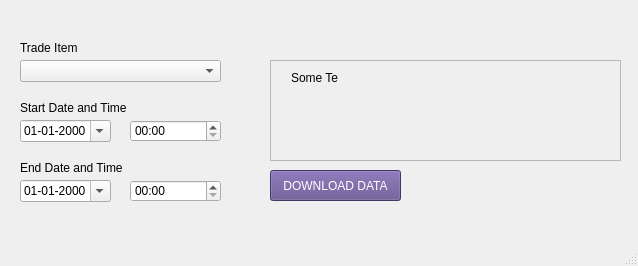
Before: the Qt Designer form Designer UI Files/appdesign.ui in ombinya/forex-historical-data-downloader, drawn with Qt 5.
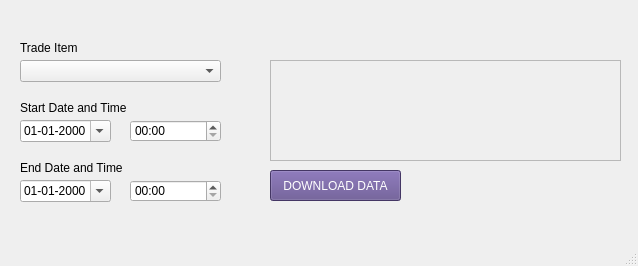
After: the same form once the commit is applied.

Commit message: Add restriction for maximum time range

What changed in the file:
```diff
--- a/Designer UI Files/appdesign.ui
+++ b/Designer UI Files/appdesign.ui
@@ -17,9 +17,7 @@
    <string>MainWindow</string>
   </property>
   <property name="styleSheet">
-   <string notr="true"># DOWNLOAD_PROGRESS_LOG QLabel {
-	color: red;
-}</string>
+   <string notr="true"/>
   </property>
   <widget class="QWidget" name="centralwidget">
    <widget class="QComboBox" name="ASSET_OPTIONS">
@@ -174,19 +172,6 @@
        <height>99</height>
       </rect>
      </property>
-     <widget class="QLabel" name="label_4">
-      <property name="geometry">
-       <rect>
-        <x>20</x>
-        <y>10</y>
-        <width>47</width>
-        <height>13</height>
-       </rect>
-      </property>
-      <property name="text">
-       <string>Some Text</string>
-      </property>
-     </widget>
     </widget>
    </widget>
   </widget>
```
The commit also changes 2 other files.
